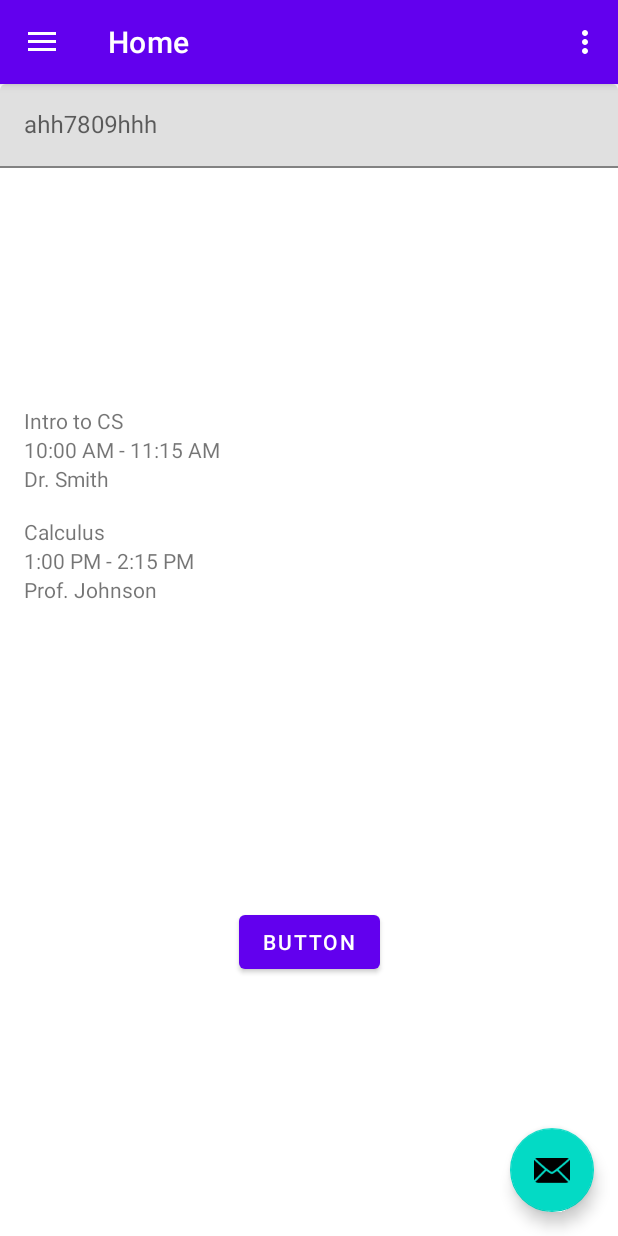
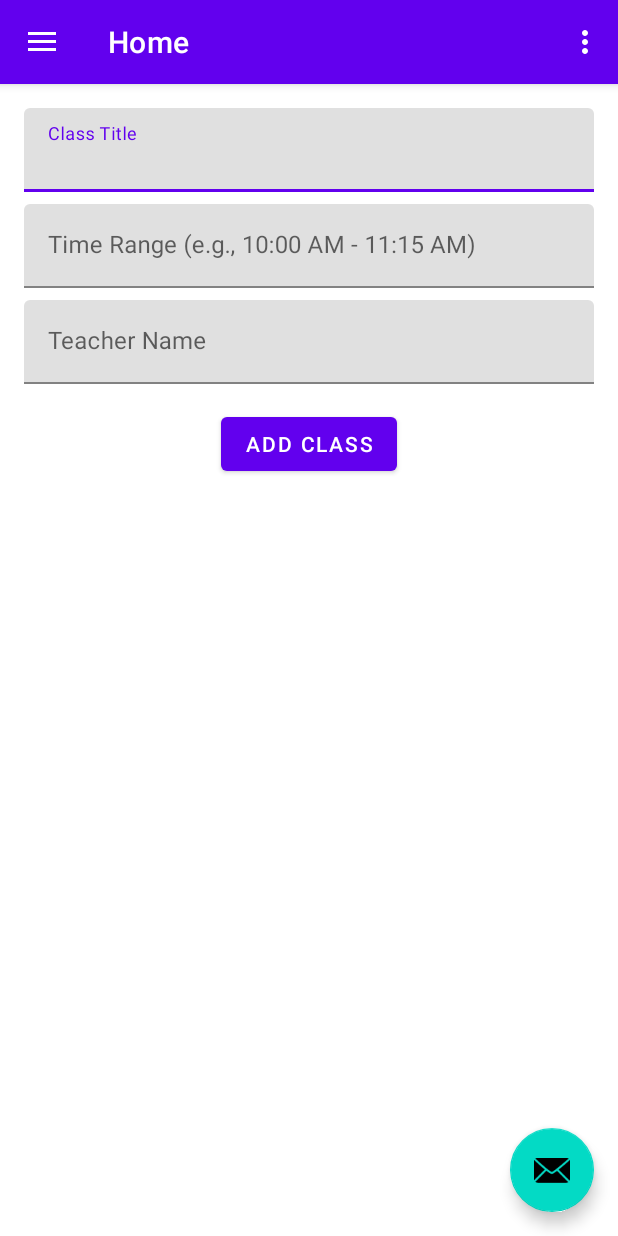
Before and after one commit to samcarozzi/Project1_2340, an Android app: the screen it shows after launch (MainActivity), on a phone screen of 412 x 824 dp. Run offline under Robolectric (Android 15) with nearby library versions, the phone set to English and light mode, and no system bars; our stand-ins replace navigation-ui.

Commit message:
sort ui add labels update fragment_home.xml update gt_class_item.xml update GTClassAdapter.java update HomeFragment.java update strings.xml

```diff
--- a/app/src/main/java/com/example/project1/ui/GTClass/GTClassAdapter.java
+++ b/app/src/main/java/com/example/project1/ui/GTClass/GTClassAdapter.java
@@ -26,9 +26,9 @@ public class GTClassAdapter extends RecyclerView.Adapter<GTClassAdapter.GTClassV
     @Override
     public void onBindViewHolder(@NonNull GTClassViewHolder holder, int position) {
         GTClass gtClass = gtClassList.get(position);
-        holder.courseNameTextView.setText(gtClass.getCourseName());
-        holder.timeTextView.setText(gtClass.getTime());
-        holder.instructorTextView.setText(gtClass.getInstructor());
+        holder.courseNameTextView.setText("Class Title: " + gtClass.getCourseName());
+        holder.timeTextView.setText("Time: " + gtClass.getTime());
+        holder.instructorTextView.setText("Instructor: " + gtClass.getInstructor());
     }
 
     @Override
--- a/app/src/main/java/com/example/project1/ui/home/HomeFragment.java
+++ b/app/src/main/java/com/example/project1/ui/home/HomeFragment.java
@@ -25,49 +25,33 @@ import java.util.ArrayList;
 public class HomeFragment extends Fragment {
 
     private FragmentHomeBinding binding;
-    private ArrayList<String> inputList = new ArrayList<>();
-
     private ArrayList<GTClass> gtClasses = new ArrayList<>();
 
-
-    public void onViewCreated(@NonNull View view, Bundle savedInstanceState) {
-        super.onViewCreated(view, savedInstanceState);
-
-        HomeViewModel homeViewModel = new ViewModelProvider(this).get(HomeViewModel.class);
-
-        // Update the TextView with the list of inputs
-        final TextView inputListTextView = binding.inputListTextView; // assuming this is the ID of your TextView
-        homeViewModel.getInputListText().observe(getViewLifecycleOwner(), inputListTextView::setText);
-
-        view.findViewById(R.id.button).setOnClickListener(new View.OnClickListener() {
-            @Override
-            public void onClick(View v) { // Changed 'view' to 'v' to avoid confusion with the outer 'view'
-                TextInputLayout textInputLayout = binding.input; // Directly access via binding
-                if (textInputLayout != null && textInputLayout.getEditText() != null) {
-                    String text = textInputLayout.getEditText().getText().toString();
-                    if (!text.trim().isEmpty()) { // Check if the text is not just whitespace
-                        homeViewModel.addInput(text);
-                        Toast.makeText(getActivity(), "Input saved", Toast.LENGTH_SHORT).show();
-                    } else {
-                        Toast.makeText(getActivity(), "Input is empty", Toast.LENGTH_SHORT).show(); // Optionally notify the user
-                    }
-                }
-            }
-        });
-    }
-
     public View onCreateView(@NonNull LayoutInflater inflater, ViewGroup container, Bundle savedInstanceState) {
-        HomeViewModel homeViewModel = new ViewModelProvider(this).get(HomeViewModel.class);
         binding = FragmentHomeBinding.inflate(inflater, container, false);
         View root = binding.getRoot();
 
-        // Rest of your onCreateView code
-        gtClasses.add(new GTClass("Intro to CS", "10:00 AM - 11:15 AM", "Dr. Smith"));
-        gtClasses.add(new GTClass("Calculus", "1:00 PM - 2:15 PM", "Prof. Johnson"));
-
+        // Setup RecyclerView with existing gtClasses
         GTClassAdapter adapter = new GTClassAdapter(gtClasses);
         binding.classesRecyclerView.setAdapter(adapter);
         binding.classesRecyclerView.setLayoutManager(new LinearLayoutManager(getContext()));
+
+        // Set OnClickListener for the Add Class button
+        binding.addClassButton.setOnClickListener(v -> {
+            String classTitle = binding.classTitleEditText.getText().toString();
+            String timeRange = binding.timeRangeEditText.getText().toString();
+            String teacherName = binding.teacherNameEditText.getText().toString();
+
+            // Validate input (simple validation)
+            if (!classTitle.isEmpty() && !timeRange.isEmpty() && !teacherName.isEmpty()) {
+                // Create new GTClass object and add it to the list
+                GTClass newClass = new GTClass(classTitle, timeRange, teacherName);
+                gtClasses.add(newClass);
+                adapter.notifyItemInserted(gtClasses.size() - 1);
+            } else {
+                Toast.makeText(getActivity(), "Please fill all fields", Toast.LENGTH_SHORT).show();
+            }
+        });
 
         return root;
     }
--- a/app/src/main/res/layout/fragment_home.xml
+++ b/app/src/main/res/layout/fragment_home.xml
@@ -6,74 +6,86 @@
     android:layout_height="match_parent"
     tools:context=".ui.home.HomeFragment">
 
-    <TextView
-        android:id="@+id/text_home"
-        android:layout_width="match_parent"
+    <!-- Class Title Input Field -->
+    <com.google.android.material.textfield.TextInputLayout
+        android:id="@+id/classTitleInputLayout"
+        android:layout_width="0dp"
         android:layout_height="wrap_content"
-        android:layout_marginStart="8dp"
+        android:layout_marginTop="16dp"
+        android:layout_marginStart="16dp"
+        android:layout_marginEnd="16dp"
+        app:layout_constraintTop_toTopOf="parent"
+        app:layout_constraintStart_toStartOf="parent"
+        app:layout_constraintEnd_toEndOf="parent">
+
+        <com.google.android.material.textfield.TextInputEditText
+            android:id="@+id/classTitleEditText"
+            android:layout_width="match_parent"
+            android:layout_height="wrap_content"
+            android:hint="Class Title" />
+    </com.google.android.material.textfield.TextInputLayout>
+
+    <!-- Time Range Input Field -->
+    <com.google.android.material.textfield.TextInputLayout
+        android:id="@+id/timeRangeInputLayout"
+        android:layout_width="0dp"
+        android:layout_height="wrap_content"
         android:layout_marginTop="8dp"
-        android:layout_marginEnd="8dp"
-        android:textAlignment="center"
-        android:textSize="20sp"
-        app:layout_constraintBottom_toBottomOf="parent"
-        app:layout_constraintEnd_toEndOf="parent"
+        android:layout_marginStart="16dp"
+        android:layout_marginEnd="16dp"
+        app:layout_constraintTop_toBottomOf="@+id/classTitleInputLayout"
         app:layout_constraintStart_toStartOf="parent"
-        app:layout_constraintTop_toTopOf="parent" />
+        app:layout_constraintEnd_toEndOf="parent">
 
-    <TextView
-        android:id="@+id/textView2"
+        <com.google.android.material.textfield.TextInputEditText
+            android:id="@+id/timeRangeEditText"
+            android:layout_width="match_parent"
+            android:layout_height="wrap_content"
+            android:hint="Time Range (e.g., 10:00 AM - 11:15 AM)" />
+    </com.google.android.material.textfield.TextInputLayout>
+
+    <!-- Teacher Name Input Field -->
+    <com.google.android.material.textfield.TextInputLayout
+        android:id="@+id/teacherNameInputLayout"
+        android:layout_width="0dp"
+        android:layout_height="wrap_content"
+        android:layout_marginTop="8dp"
+        android:layout_marginStart="16dp"
+        android:layout_marginEnd="16dp"
+        app:layout_constraintTop_toBottomOf="@+id/timeRangeInputLayout"
+        app:layout_constraintStart_toStartOf="parent"
+        app:layout_constraintEnd_toEndOf="parent">
+
+        <com.google.android.material.textfield.TextInputEditText
+            android:id="@+id/teacherNameEditText"
+            android:layout_width="match_parent"
+            android:layout_height="wrap_content"
+            android:hint="Teacher Name" />
+    </com.google.android.material.textfield.TextInputLayout>
+
+    <!-- Submit Button for Adding New Class -->
+    <Button
+        android:id="@+id/addClassButton"
         android:layout_width="wrap_content"
         android:layout_height="wrap_content"
-        app:layout_constraintBottom_toTopOf="@+id/text_home"
-        app:layout_constraintEnd_toEndOf="parent"
+        android:layout_marginTop="16dp"
+        android:text="Add Class"
+        app:layout_constraintTop_toBottomOf="@+id/teacherNameInputLayout"
         app:layout_constraintStart_toStartOf="parent"
-        app:layout_constraintTop_toTopOf="parent" />
+        app:layout_constraintEnd_toEndOf="parent" />
 
-    <TextView
-        android:id="@+id/inputListTextView"
-        android:layout_width="wrap_content"
-        android:layout_height="wrap_content"
-        android:layout_centerInParent="true"
-        android:textSize="16sp"
-        app:layout_constraintBottom_toTopOf="@+id/text_home"
-        app:layout_constraintEnd_toEndOf="parent"
-        app:layout_constraintStart_toStartOf="parent"
-        app:layout_constraintTop_toTopOf="parent" />
-
+    <!-- RecyclerView for Displaying Classes -->
     <androidx.recyclerview.widget.RecyclerView
         android:id="@+id/classesRecyclerView"
-        android:layout_width="match_parent"
+        android:layout_width="0dp"
         android:layout_height="0dp"
         android:layout_marginStart="8dp"
         android:layout_marginTop="8dp"
         android:layout_marginEnd="8dp"
-        app:layout_constraintTop_toBottomOf="@+id/inputListTextView"
-        app:layout_constraintBottom_toTopOf="@+id/button"
+        android:layout_marginBottom="8dp"
+        app:layout_constraintTop_toBottomOf="@+id/addClassButton"
         app:layout_constraintStart_toStartOf="parent"
-        app:layout_constraintEnd_toEndOf="parent" />
+        app:layout_constraintEnd_toEndOf="parent"
+        app:layout_constraintBottom_toBottomOf="parent" />
 
-
-    <Button
-        android:id="@+id/button"
-        android:layout_width="wrap_content"
-        android:layout_height="wrap_content"
-        android:text="Button"
-        app:layout_constraintBottom_toBottomOf="parent"
-        app:layout_constraintEnd_toEndOf="parent"
-        app:layout_constraintStart_toStartOf="parent"
-        app:layout_constraintTop_toBottomOf="@+id/text_home"
-        app:layout_constraintVertical_bias="0.46" />
-
-    <com.google.android.material.textfield.TextInputLayout
-        android:id="@+id/input"
-        android:layout_width="match_parent"
-        android:layout_height="wrap_content">
-
-        <com.google.android.material.textfield.TextInputEditText
-            android:layout_width="match_parent"
-            android:layout_height="wrap_content"
-            android:hint="ahh7809hhh"
-            android:inputType="textCapWords"
-            android:maxLength="255" />
-    </com.google.android.material.textfield.TextInputLayout>
 </androidx.constraintlayout.widget.ConstraintLayout>
--- a/app/src/main/res/layout/gt_class_item.xml
+++ b/app/src/main/res/layout/gt_class_item.xml
@@ -3,33 +3,33 @@
     xmlns:app="http://schemas.android.com/apk/res-auto"
     android:layout_width="match_parent"
     android:layout_height="wrap_content"
-    android:padding="8dp">
+    android:padding="16dp">
 
     <TextView
         android:id="@+id/courseNameTextView"
-        android:layout_width="0dp"
+        android:layout_width="wrap_content"
         android:layout_height="wrap_content"
-        android:text="Course Name"
+        android:text="Class Title: "
+        app:layout_constraintTop_toTopOf="parent"
         app:layout_constraintStart_toStartOf="parent"
-        app:layout_constraintTop_toTopOf="parent"
-        app:layout_constraintEnd_toEndOf="parent"/>
+        app:layout_constraintEnd_toEndOf="parent" />
 
     <TextView
         android:id="@+id/timeTextView"
-        android:layout_width="0dp"
+        android:layout_width="wrap_content"
         android:layout_height="wrap_content"
-        android:text="Time"
+        android:text="Time: "
+        app:layout_constraintTop_toBottomOf="@id/courseNameTextView"
         app:layout_constraintStart_toStartOf="parent"
-        app:layout_constraintTop_toBottomOf="@+id/courseNameTextView"
         app:layout_constraintEnd_toEndOf="parent"/>
 
     <TextView
         android:id="@+id/instructorTextView"
-        android:layout_width="0dp"
+        android:layout_width="wrap_content"
         android:layout_height="wrap_content"
-        android:text="Instructor"
+        android:text="Instructor: "
+        app:layout_constraintTop_toBottomOf="@id/timeTextView"
         app:layout_constraintStart_toStartOf="parent"
-        app:layout_constraintTop_toBottomOf="@+id/timeTextView"
-        app:layout_constraintBottom_toBottomOf="parent"
-        app:layout_constraintEnd_toEndOf="parent"/>
+        app:layout_constraintEnd_toEndOf="parent"
+        app:layout_constraintBottom_toBottomOf="parent"/>
 </androidx.constraintlayout.widget.ConstraintLayout>
--- a/app/src/main/res/values/strings.xml
+++ b/app/src/main/res/values/strings.xml
@@ -14,4 +14,7 @@
     <string name="menu_assignmentStore">Assignments</string>
     <string name="menu_examStore">Exams</string>
     <string name="menu_todoStore">Todos</string>
+    <string name="teacherNameHint">Teacher Name</string>
+    <string name="timeRangeResource">Time Range (e.g., 10:00 AM - 11:15 AM)</string>
+    <string name="classTitleSelector">Class Title</string>
 </resources>
```
